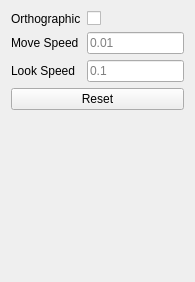
Above: include/ui/plugins/interactor_toolbox.ui from VRGroupRWTH/pli_view before the change. Below: the same form after it.
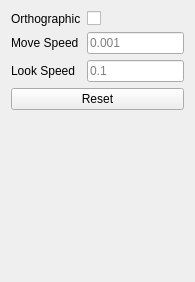
That is the form after the change.

Commit message: Move and look speed are set from the placeholder values on start.

What changed in the file:
```diff
--- a/include/ui/plugins/interactor_toolbox.ui
+++ b/include/ui/plugins/interactor_toolbox.ui
@@ -59,7 +59,7 @@
       <set>Qt::AlignLeading|Qt::AlignLeft|Qt::AlignVCenter</set>
      </property>
      <property name="placeholderText">
-      <string>0.01</string>
+      <string>0.001</string>
      </property>
     </widget>
    </item>
```
The commit also changes 2 other files.
